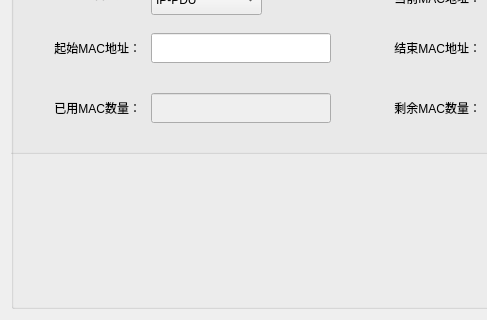
ChinaClever/PDU-MacAddr, file MacAddr/settings/settingwid.ui: the form before one commit; both pictures show x 0 to 487 and y 238 to 558 of the 870 by 558 pixel window.
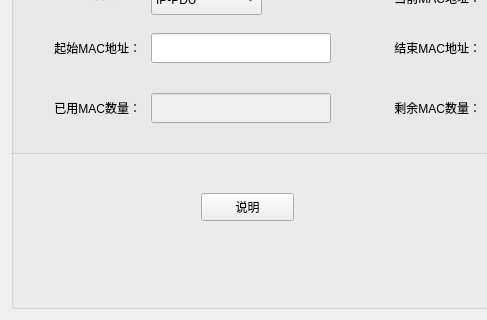
The form after the commit.

Commit message: 增加说明文档功能

What changed in the file:
```diff
--- a/MacAddr/settings/settingwid.ui
+++ b/MacAddr/settings/settingwid.ui
@@ -312,6 +312,19 @@
        <string>修改</string>
       </property>
      </widget>
+     <widget class="QPushButton" name="readMeBtn">
+      <property name="geometry">
+       <rect>
+        <x>190</x>
+        <y>420</y>
+        <width>93</width>
+        <height>28</height>
+       </rect>
+      </property>
+      <property name="text">
+       <string>说明</string>
+      </property>
+     </widget>
     </widget>
    </item>
   </layout>
```
The commit also changes 7 other files.
